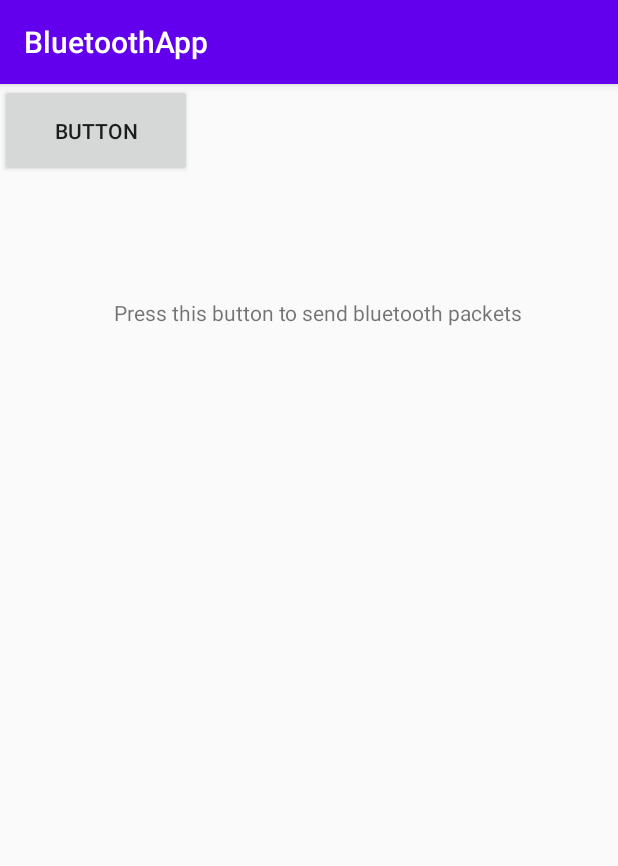
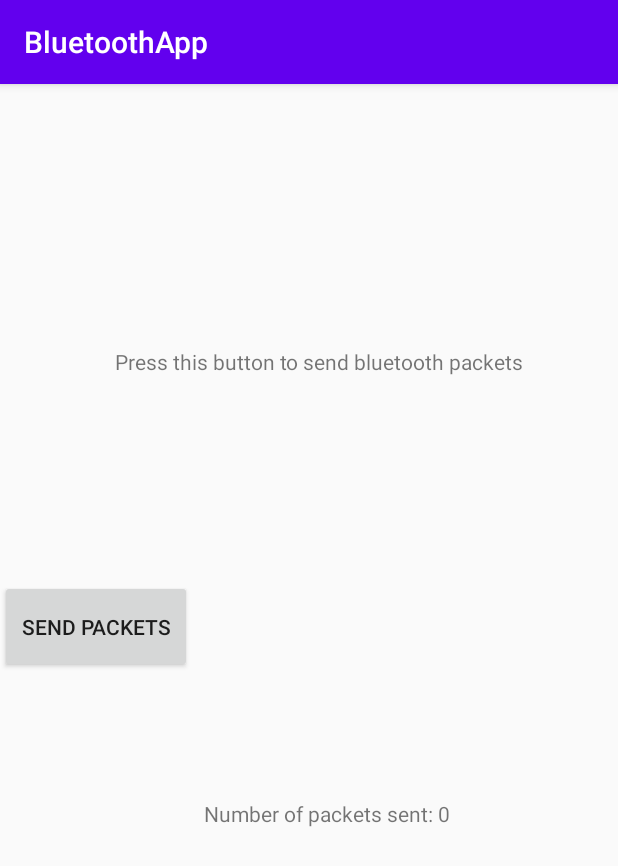
Before and after one commit to sadieiq694/521Proj, an Android app: the screen it shows after launch (MainActivity), on a phone screen of 412 x 824 dp. Shown: the top 866 px of the screen. Run offline under Robolectric (Android 15) with nearby library versions, the phone set to English and light mode, and no system bars.

Commit message:
app outline

```diff
--- a/app/src/main/res/layout/activity_main.xml
+++ b/app/src/main/res/layout/activity_main.xml
@@ -12,18 +12,34 @@
         android:layout_height="wrap_content"
         android:text="@string/main_page_text"
         app:layout_constraintBottom_toBottomOf="parent"
-        app:layout_constraintHorizontal_bias="0.544"
+        app:layout_constraintHorizontal_bias="0.548"
         app:layout_constraintLeft_toLeftOf="parent"
         app:layout_constraintRight_toRightOf="parent"
         app:layout_constraintTop_toTopOf="parent"
-        app:layout_constraintVertical_bias="0.191" />
+        app:layout_constraintVertical_bias="0.234" />
+
+    <TextView
+        android:id="@+id/str2"
+        android:layout_width="wrap_content"
+        android:layout_height="wrap_content"
+        android:text="@string/sending_status"
+        app:layout_constraintBottom_toBottomOf="parent"
+        app:layout_constraintEnd_toEndOf="parent"
+        app:layout_constraintHorizontal_bias="0.548"
+        app:layout_constraintLeft_toLeftOf="parent"
+        app:layout_constraintRight_toRightOf="parent"
+        app:layout_constraintStart_toStartOf="parent"
+        app:layout_constraintTop_toBottomOf="@+id/button1"
+        app:layout_constraintVertical_bias="0.236" />
 
     <Button
         android:id="@+id/button1"
         android:layout_width="128dp"
         android:layout_height="62dp"
-        android:text="Button"
-        tools:layout_editor_absoluteX="141dp"
-        tools:layout_editor_absoluteY="184dp" />
+        android:layout_marginTop="136dp"
+        android:onClick="sendPacket"
+        android:text="Send Packets"
+        app:layout_constraintTop_toBottomOf="@+id/str1"
+        tools:layout_editor_absoluteX="141dp" />
 
 </androidx.constraintlayout.widget.ConstraintLayout>
--- a/app/src/main/res/values/strings.xml
+++ b/app/src/main/res/values/strings.xml
@@ -1,4 +1,5 @@
 <resources>
     <string name="app_name">BluetoothApp</string>
     <string name="main_page_text">Press this button to send bluetooth packets</string>
+    <string name="sending_status">Number of packets sent: 0</string>
 </resources>
```
Also changed, not shown: app/src/main/java/com/example/bluetoothapp/MainActivity.java (+21 -16 lines).
